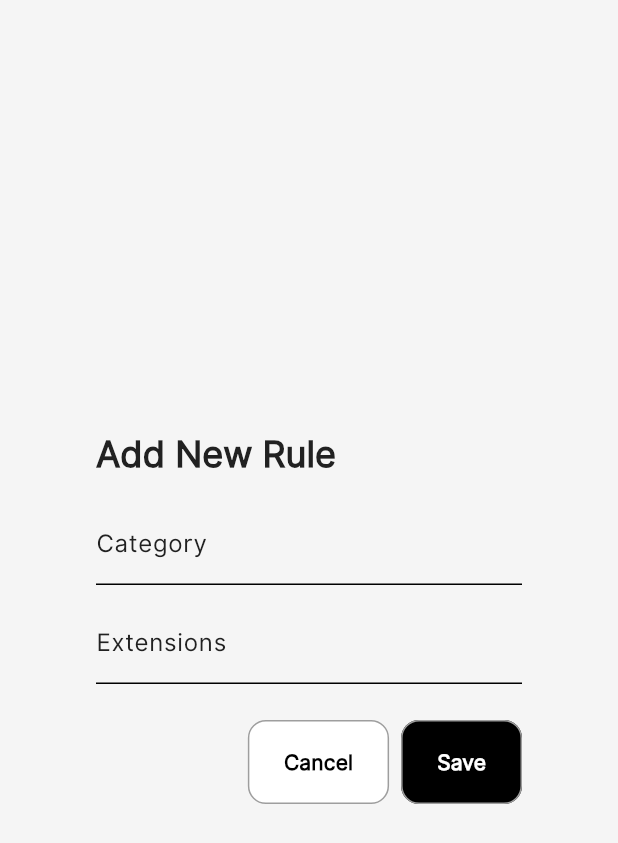
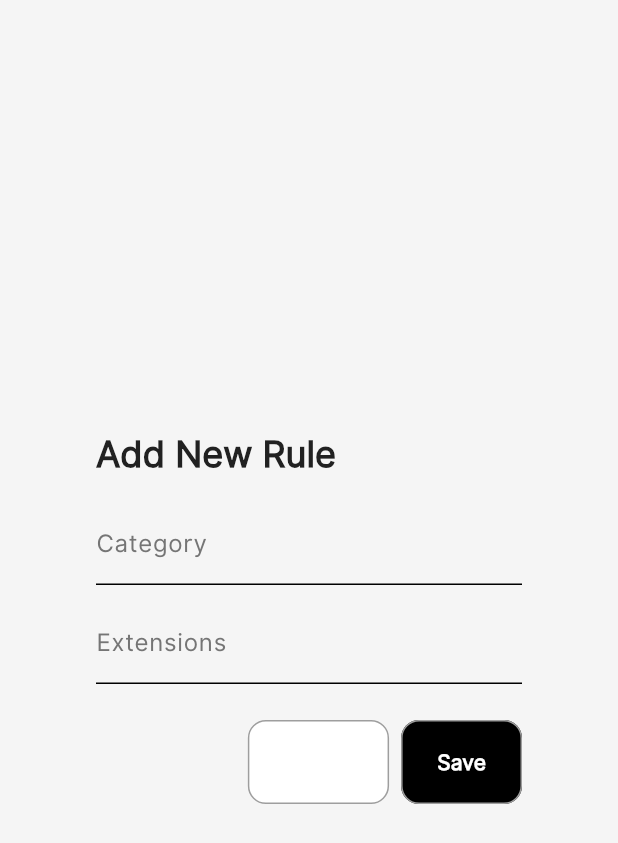
Before and after one commit to jaimzh/AutoSort-File-Organizer, a Flutter app: the AddRuleDialog widget shown alone on an empty page, opened directly with empty values, on a phone screen of 412 x 824 dp. Shown: the top 843 px of the screen. Run offline on Flutter 3.47's test engine with Material 3 defaults, Android fonts, the phone set to English and light mode, and no system bars; our stand-ins replace flutter_highlight, lucide_icons_flutter, rive, syncfusion_flutter_charts, timeago; missing offline and left inert: bitsdojo_window, code_text_field, collapsible_sidebar, file_selector, highlight, window_manager; network calls fail; project files that could hold a hidden picture were left out.

Commit message:
fix: chart empty state, logs state and dialog colors in dark mode

```diff
--- a/client/autosort/lib/pages/rules_page.dart
+++ b/client/autosort/lib/pages/rules_page.dart
@@ -352,6 +352,8 @@ class _RulesContainerState extends State<RulesContainer> {
                               actions: [
                                 CustomButton(
                                   text: 'Cancel',
+                                  textColor: AppColors.buttonText,
+                                  hoverColor: AppColors.buttonHover,
                                   onPressed: () => {
                                     Navigator.of(context).pop(false),
                                   },
--- a/client/autosort/lib/widgets/addRuleDialog.dart
+++ b/client/autosort/lib/widgets/addRuleDialog.dart
@@ -70,8 +70,9 @@ class _AddRuleDialogState extends State<AddRuleDialog> {
           children: [
             TextFormField(
               controller: _categoryController,
-              decoration: const InputDecoration(
+              decoration: InputDecoration(
                 labelText: "Category",
+                labelStyle: TextStyle(color: AppColors.secondaryText),
                 hintText: "e.g. Documents",
               ),
               validator: (value) =>
@@ -82,8 +83,9 @@ class _AddRuleDialogState extends State<AddRuleDialog> {
             // Extensions input
             TextFormField(
               controller: _extensionsController,
-              decoration: const InputDecoration(
+              decoration: InputDecoration(
                 labelText: "Extensions",
+                labelStyle: TextStyle(color: AppColors.secondaryText),
                 hintText: "e.g. .pdf, .docx, .txt",
               ),
               validator: (value) => value == null || value.isEmpty
@@ -95,7 +97,12 @@ class _AddRuleDialogState extends State<AddRuleDialog> {
       ),
 
       actions: [
-        CustomButton(text: 'Cancel', onPressed: () => {Navigator.pop(context)}),
+        CustomButton(
+          text: 'Cancel',
+          textColor: AppColors.buttonText,
+          hoverColor: AppColors.buttonHover,
+          onPressed: () => {Navigator.pop(context)},
+        ),
 
         CustomButton(
           text: 'Save',
--- a/client/autosort/lib/widgets/configViewer.dart
+++ b/client/autosort/lib/widgets/configViewer.dart
@@ -61,6 +61,7 @@ class _SettingsPageState extends State<SettingsPage> {
             onPressed: () => Navigator.pop(context),
           ),
           ElevatedButton(
+
             child: const Text('Save'),
             onPressed: () {
               try {
```
Also changed, not shown: client/autosort/lib/pages/dashboard_page.dart (+20 -1 lines), client/autosort/lib/pages/logs_page.dart (+11 -1 lines), client/autosort/lib/pages/settings_page.dart (+13 -6 lines), client/autosort/lib/widgets/addExceptionDialog.dart (+6 -1 lines), client/autosort/lib/widgets/file_sorted_chart.dart (+10 -17 lines), 2 other files.
